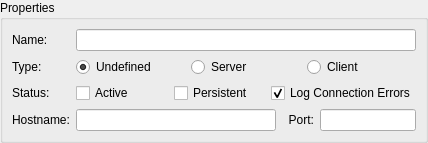
This is OpenIGTLinkIF/Widgets/Resources/UI/qSlicerIGTLConnectorPropertyWidget.ui in openigtlink/SlicerOpenIGTLink as Qt 5 draws it before an edit. The edited form follows.
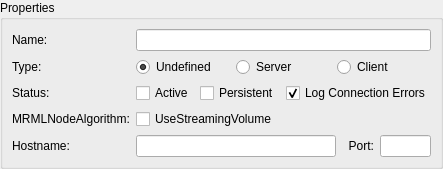
This is the edited form.

Commit message: EHN: BUG fixed, see issue #25, also a checkbox added for selecting volumenode type in case of images transfer.

Diff of the .ui file:
```diff
--- a/OpenIGTLinkIF/Widgets/Resources/UI/qSlicerIGTLConnectorPropertyWidget.ui
+++ b/OpenIGTLinkIF/Widgets/Resources/UI/qSlicerIGTLConnectorPropertyWidget.ui
@@ -104,13 +104,31 @@
        </layout>
       </item>
       <item row="3" column="0">
+         <widget class="QLabel" name="MRMLNodeAlgorithm">
+           <property name="text">
+             <string>MRMLNodeAlgorithm:</string>
+           </property>
+         </widget>
+      </item>
+      <item row="3" column="1">
+         <layout class="QHBoxLayout" name="horizontalLayout_3">
+           <item>
+             <widget class="QCheckBox" name="UseStreamingVolumeCheckBox">
+               <property name="text">
+                 <string>UseStreamingVolume</string>
+               </property>
+             </widget>
+           </item>
+         </layout>
+      </item>  
+      <item row="4" column="0">
        <widget class="QLabel" name="ConnectorHostnameLabel">
         <property name="text">
          <string>Hostname:</string>
         </property>
        </widget>
       </item>
-      <item row="3" column="1">
+      <item row="4" column="1">
        <widget class="QFrame" name="ConnectorAddressFrame">
         <property name="frameShape">
          <enum>QFrame::NoFrame</enum>
@@ -118,7 +136,7 @@
         <property name="frameShadow">
          <enum>QFrame::Plain</enum>
         </property>
-        <layout class="QHBoxLayout" name="horizontalLayout_3">
+        <layout class="QHBoxLayout" name="horizontalLayout_4">
          <property name="margin">
           <number>0</number>
          </property>
```
The commit also changes 3 other files.
